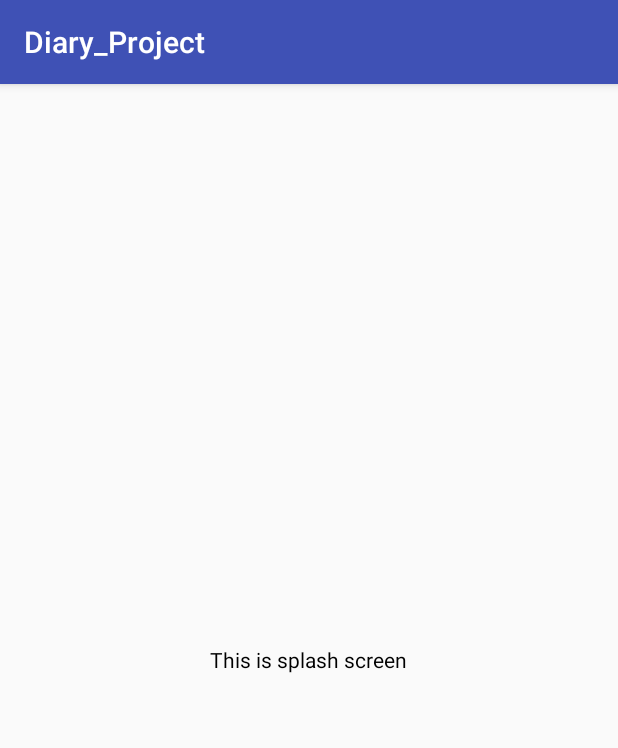
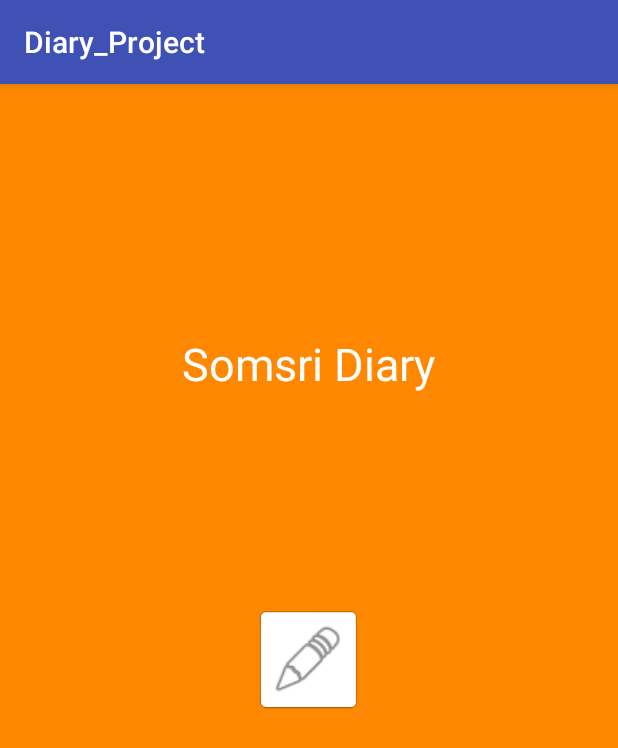
Before and after one commit to kaewkp/Project_Diary, an Android app: the splash_screen screen opened directly, with no data from a screen before it, on a phone screen of 412 x 824 dp. Shown: the top 748 px of the screen. Run offline under Robolectric (Android 15) with nearby library versions, the phone set to English and light mode, and no system bars.

Commit message:
edited spash screen, set pass, login

```diff
--- a/app/src/main/res/layout/activity_splash_screen.xml
+++ b/app/src/main/res/layout/activity_splash_screen.xml
@@ -1,5 +1,6 @@
 <?xml version="1.0" encoding="utf-8"?>
 <RelativeLayout xmlns:android="http://schemas.android.com/apk/res/android"
+    xmlns:app="http://schemas.android.com/apk/res-auto"
     xmlns:tools="http://schemas.android.com/tools"
     android:id="@+id/activity_splash_screen"
     android:layout_width="match_parent"
@@ -8,13 +9,32 @@
     android:paddingLeft="@dimen/activity_horizontal_margin"
     android:paddingRight="@dimen/activity_horizontal_margin"
     android:paddingTop="@dimen/activity_vertical_margin"
-    tools:context="com.example.kaew_pc.diary_project.splash_screen">
+    tools:context="com.example.kaew_pc.diary_project.splash_screen"
+    android:background="#ff8800">
+
+    <ImageView
+        android:layout_height="70dp"
+        android:id="@+id/imageView3"
+        android:layout_width="70dp"
+        android:elevation="1dp"
+        app:srcCompat="@android:drawable/ic_menu_edit"
+        android:background="@android:drawable/editbox_background_normal"
+        android:layout_marginBottom="100dp"
+        android:layout_above="@+id/textView"
+        android:layout_centerHorizontal="true"
+        android:layout_alignParentBottom="false"
+        android:layout_alignParentTop="false"
+        android:layout_centerInParent="true" />
 
     <TextView
         android:layout_width="wrap_content"
         android:layout_height="wrap_content"
-        android:layout_centerHorizontal="true"
-        android:layout_centerVertical="true"
-        android:text="This is splash screen"
-        android:textColor="@android:color/background_dark" />
+        android:text="Somsri Diary"
+        android:textColor="@android:color/white"
+        android:fontFamily="sans-serif"
+        android:textSize="30sp"
+        android:layout_marginTop="150dp"
+        android:layout_alignParentTop="true"
+        android:layout_centerHorizontal="true" />
+
 </RelativeLayout>
```
Also changed, not shown: app/src/main/res/layout/activity_password_manager.xml (+54 -20 lines), app/src/main/res/layout/nav_header_main.xml (+2 -15 lines).
